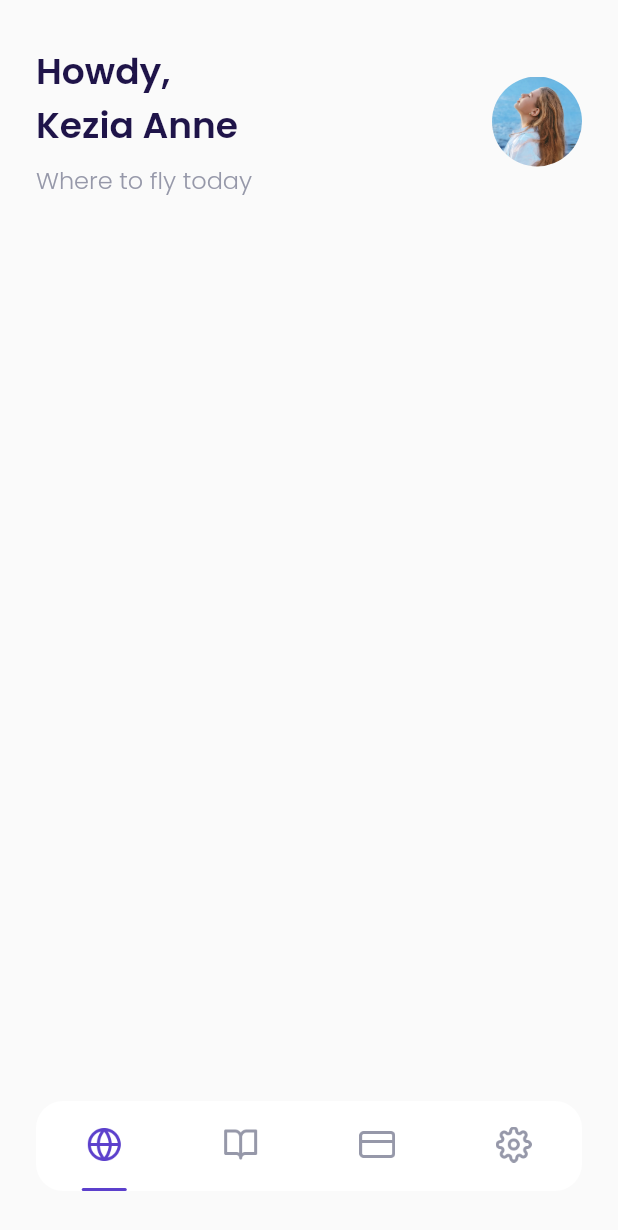
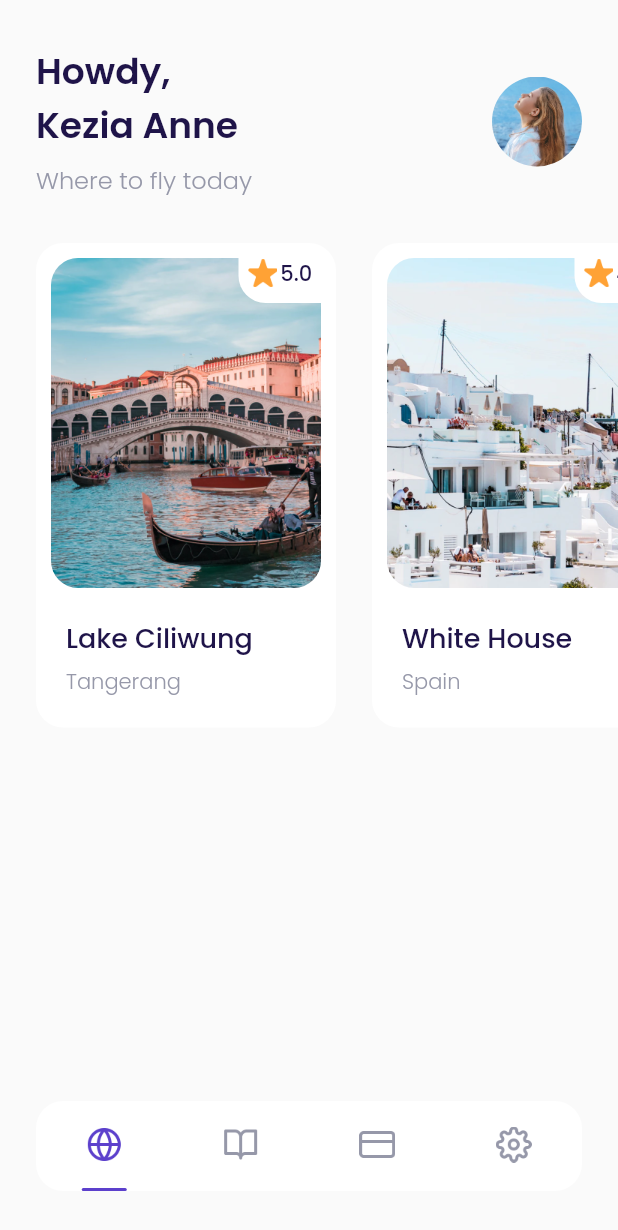
Before and after one commit to parhanhambali/airplane_flutter, a Flutter app: the MainPage screen opened by its route, on a phone screen of 412 x 824 dp. Shown: the top 1230 px of the screen. Run offline on Flutter 3.47's test engine with Material 2 defaults, Android fonts, the phone set to English and light mode, and no system bars; our stand-ins replace google_fonts.

Commit message:
add file destination_card to folder widget and update home_pagepopular_destination

```diff
--- a/lib/ui/pages/home_page.dart
+++ b/lib/ui/pages/home_page.dart
@@ -1,5 +1,6 @@
 import 'package:flutter/material.dart';
 import '../../shared/theme.dart';
+import '../widgets/destination_card.dart';
 
 class HomePage extends StatelessWidget {
   const HomePage({Key? key}) : super(key: key);
@@ -57,9 +58,41 @@ class HomePage extends StatelessWidget {
       );
     }
 
+    Widget popularDestination() {
+      return Container(
+        margin: EdgeInsets.only(top: 30),
+        child: SingleChildScrollView(
+          scrollDirection: Axis.horizontal,
+          child: Row(
+            children: [
+              DestinationCard(
+                name: 'Lake Ciliwung',
+                city: 'Tangerang',
+                imageUrl: 'assets/image_destination1.png',
+                rating: 5,
+              ),
+              DestinationCard(
+                name: 'White House',
+                city: 'Spain',
+                imageUrl: 'assets/image_destination2.png',
+                rating: 4.5,
+              ),
+              DestinationCard(
+                name: 'Pangalengan',
+                city: 'Bandung',
+                imageUrl: 'assets/image_destination3.png',
+                rating: 5,
+              ),
+            ],
+          ),
+        ),
+      );
+    }
+
     return ListView(
       children: [
         header(),
+        popularDestination(),
       ],
     );
   }
--- /dev/null
+++ b/lib/ui/widgets/destination_card.dart
@@ -0,0 +1,113 @@
+import 'package:flutter/material.dart';
+import '../../shared/theme.dart';
+
+class DestinationCard extends StatelessWidget {
+
+  final String name;
+  final String city;
+  final String imageUrl;
+  final double rating;
+
+  const DestinationCard({
+    Key? key,
+    required this.name,
+    required this.city,
+    required this.imageUrl,
+    this.rating = 0.0,
+  }) : super(key: key);
+
+  @override
+  Widget build(BuildContext context) {
+    return Container(
+      width: 200,
+      height: 323,
+      margin: EdgeInsets.only(
+        left: defaultMargin,
+      ),
+      padding: EdgeInsets.all(10),
+      decoration: BoxDecoration(
+        borderRadius: BorderRadius.circular(18),
+        color: kWhiteColor,
+      ),
+      child: Column(
+        crossAxisAlignment: CrossAxisAlignment.start,
+        children: [
+          Container(
+            width: 180,
+            height: 220,
+            margin: EdgeInsets.only(bottom: 20),
+            decoration: BoxDecoration(
+              borderRadius: BorderRadius.circular(18),
+              image: DecorationImage(
+                image: AssetImage(
+                  imageUrl,
+                ),
+              )
+            ),
+            child: Align(
+              alignment: Alignment.topRight,
+              child: Container(
+                width: 55,
+                height: 30,
+                decoration: BoxDecoration(
+                  color: kWhiteColor,
+                  borderRadius: BorderRadius.only(
+                    bottomLeft: Radius.circular(18),
+                  ),
+                ),
+                child: Row(
+                  mainAxisAlignment: MainAxisAlignment.center,
+                  crossAxisAlignment: CrossAxisAlignment.start,
+                  children: [
+                    Container(
+                      width: 20,
+                      height: 20,
+                      margin: EdgeInsets.only(right: 2),
+                      decoration: BoxDecoration(
+                        image: DecorationImage(
+                          image: AssetImage(
+                            'assets/icon_star.png',
+                          ),
+                        ),
+                      ),
+                    ),
+                    Text(
+                      rating.toString(),
+                      style: blackTextStyle.copyWith(
+                        fontWeight: medium,
+                      ),
+                    )
+                  ],
+                ),
+              ),
+            ),
+          ),
+          Container(
+            margin: EdgeInsets.only(left: 10),
+            child: Column(
+              crossAxisAlignment: CrossAxisAlignment.start,
+              children: [
+                Text(
+                  name,
+                  style: blackTextStyle.copyWith(
+                    fontSize: 18,
+                    fontWeight: medium,
+                  ),
+                ),
+                SizedBox(
+                  height: 5,
+                ),
+                Text(
+                  city,
+                  style: greyTextStyle.copyWith(
+                    fontWeight: light,
+                  ),
+                )
+              ],
+            ),
+          ),
+        ],
+      ),
+    );
+  }
+}
```
